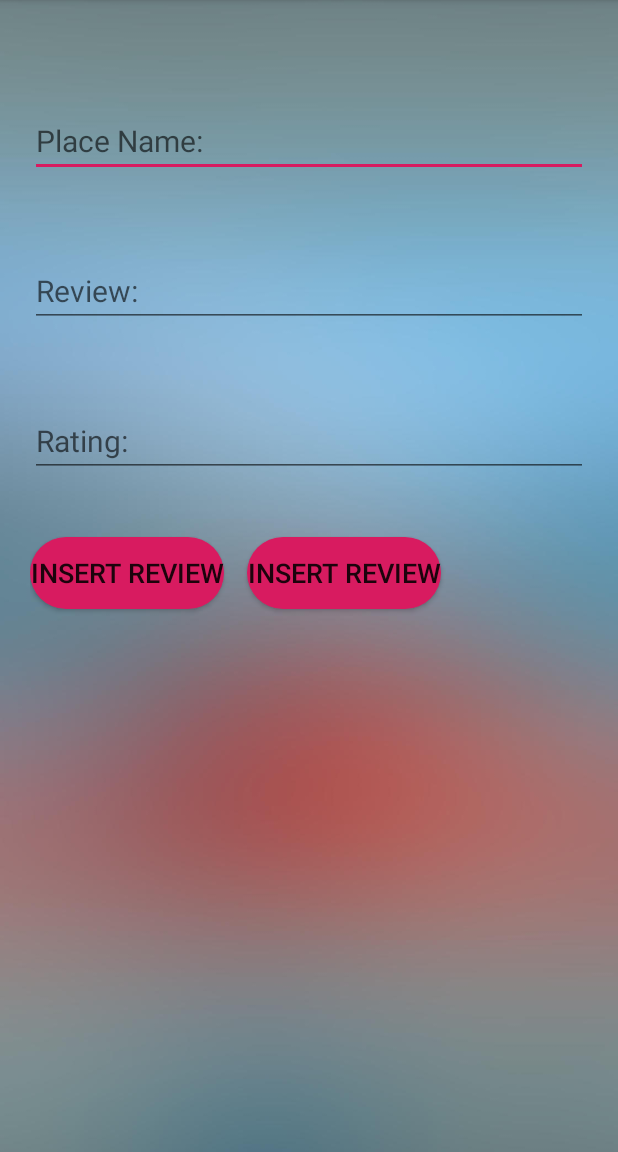
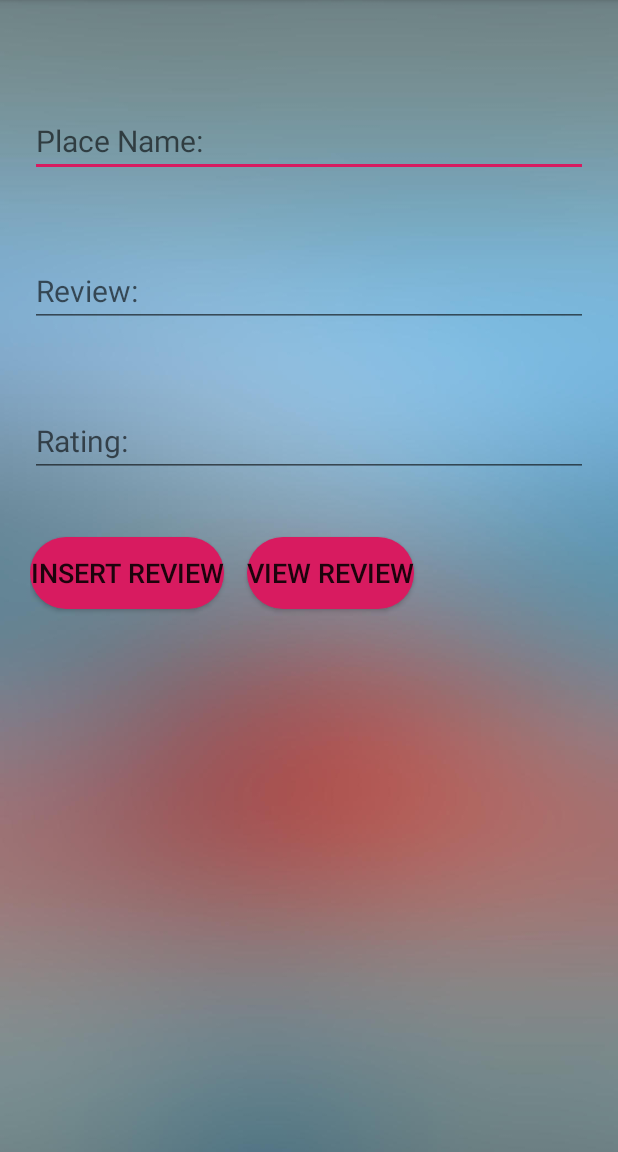
Before and after one commit to ShuvasRayamajhi/AndroidTouristApp, an Android app: the screen it shows after launch (review), on a phone screen of 412 x 824 dp, the part 84-1236 px from its top. Run offline under Robolectric (Android 15) with nearby library versions, the phone set to English and light mode, and no system bars.

Commit message:
can retrieve reviews from db

```diff
--- a/app/src/main/java/com/rayamajs/cwapp/review.java
+++ b/app/src/main/java/com/rayamajs/cwapp/review.java
@@ -1,7 +1,9 @@
 package com.rayamajs.cwapp;
 
+import androidx.appcompat.app.AlertDialog;
 import androidx.appcompat.app.AppCompatActivity;
 
+import android.database.Cursor;
 import android.os.Bundle;
 import android.view.View;
 import android.widget.Button;
@@ -11,7 +13,7 @@ import android.widget.Toast;
 public class review extends AppCompatActivity {
 
     DatabaseHelper myDb;
-    Button btn_insert;
+    Button btn_Insert, btn_View;
     EditText text_PlaceName, text_Review, text_Rating;
 
 
@@ -22,12 +24,13 @@ public class review extends AppCompatActivity {
 
         myDb = new DatabaseHelper(this);
 
-        btn_insert = (Button) findViewById(R.id.btn_insert); //casting
+        btn_Insert = (Button) findViewById(R.id.btn_insert);
+        btn_View = (Button) findViewById(R.id.btn_view);//casting
         text_PlaceName = (EditText) findViewById(R.id.editPlaceName);
         text_Review = (EditText) findViewById(R.id.editReview);
         text_Rating = (EditText) findViewById(R.id.editRating);
 
-        btn_insert.setOnClickListener(new View.OnClickListener() {
+        btn_Insert.setOnClickListener(new View.OnClickListener() {
             @Override
             public void onClick(View view) {
                 boolean isInserted =  myDb.insertData(text_PlaceName.getText().toString(), text_Review.getText().toString(), text_Rating.getText().toString()); //insert data from the xml fle
@@ -42,5 +45,37 @@ public class review extends AppCompatActivity {
 
             }
         });
+        btn_View.setOnClickListener(new View.OnClickListener() {
+            @Override
+            public void onClick(View view) {
+                Cursor cur =  myDb.getAlldData();
+
+                if(cur.getCount()==0){
+                   showMessage("Error", "Data not found");
+                }
+
+                StringBuffer buffer = new StringBuffer();
+                while (cur.moveToNext()){
+
+                    buffer.append("ID: "+ cur.getString(0)+ "\n");
+                    buffer.append("Place Name: "+ cur.getString(1)+ "\n");
+                    buffer.append("Review: "+ cur.getString(2)+ "\n");
+                    buffer.append("Rating: "+ cur.getString(3)+ "\n");
+
+
+                }
+                showMessage("Reviews:", buffer.toString());
+
+            }
+        });
+
     }
+    public void showMessage (String title, String Message) {
+        AlertDialog.Builder builder = new AlertDialog.Builder(this);
+        builder.setCancelable(true);
+        builder.setTitle(title);
+        builder.setMessage(Message);
+        builder.show();
+    }
+
 }
--- a/app/src/main/res/layout/activity_review.xml
+++ b/app/src/main/res/layout/activity_review.xml
@@ -54,7 +54,7 @@
         android:layout_height="wrap_content"
         android:id="@+id/btn_view"
         android:layout_below="@+id/editRating"
-        android:text="INSERT REVIEW"
+        android:text="VIEW REVIEW"
         android:layout_marginTop="40dp"
         android:layout_toRightOf="@id/btn_insert"
         android:layout_marginLeft="15dp"
```
